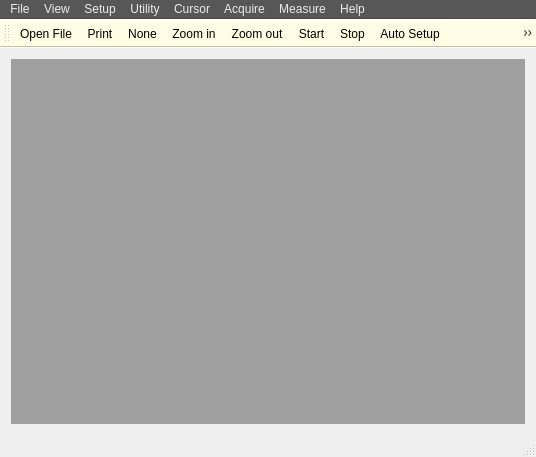
jiwon8578/Oscilloscope, file Oscilloscope/mainwindow.ui: the form before one commit.
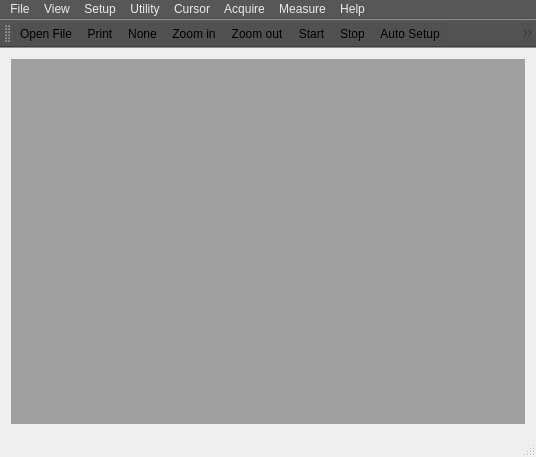
The form after the commit. Icons and pictures are not drawn.

Commit message: save/resize/toolbarcolor

The edit to the form file:
```diff
--- a/Oscilloscope/mainwindow.ui
+++ b/Oscilloscope/mainwindow.ui
@@ -378,7 +378,7 @@
   </widget>
   <widget class="QToolBar" name="mainToolBar">
    <property name="styleSheet">
-    <string notr="true">background-color: rgb(255, 253, 228);</string>
+    <string notr="true">background-color: rgb(81, 81, 81);</string>
    </property>
    <attribute name="toolBarArea">
     <enum>TopToolBarArea</enum>
```
Left out of the diff: 2 changed lines with no effect on the pictures. The commit also changes 2 other files.
